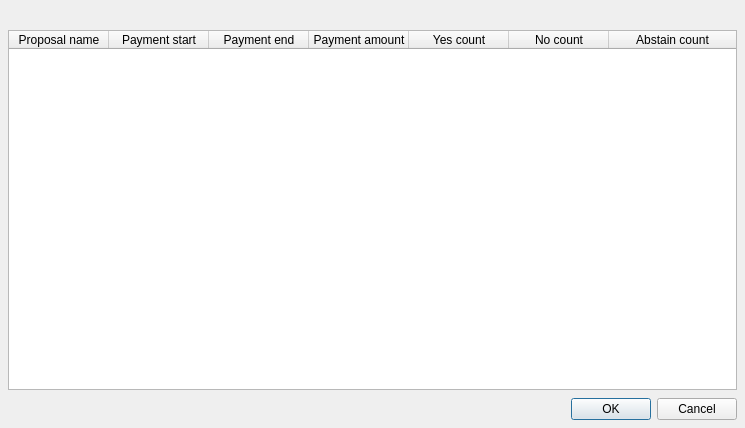
This is src/ui/ui_proposals.ui in Bertrand256/dash-masternode-tool as Qt 5 draws it before an edit. The edited form follows.
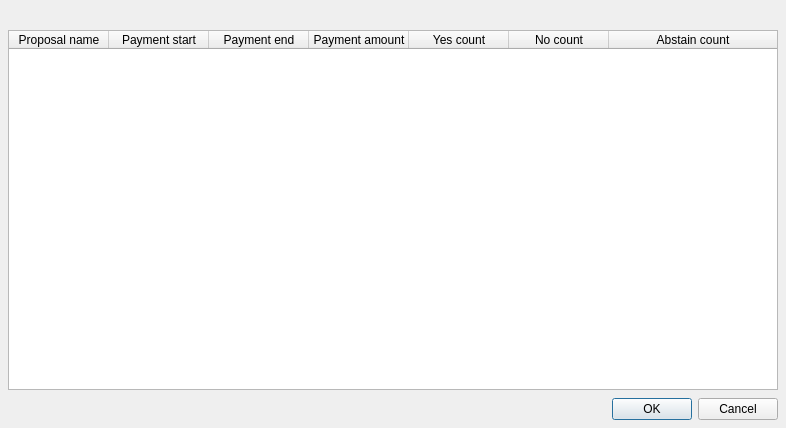
This is the edited form.

Diff of the .ui file:
```diff
--- a/src/ui/ui_proposals.ui
+++ b/src/ui/ui_proposals.ui
@@ -6,7 +6,7 @@
    <rect>
     <x>0</x>
     <y>0</y>
-    <width>745</width>
+    <width>786</width>
     <height>428</height>
    </rect>
   </property>
```
